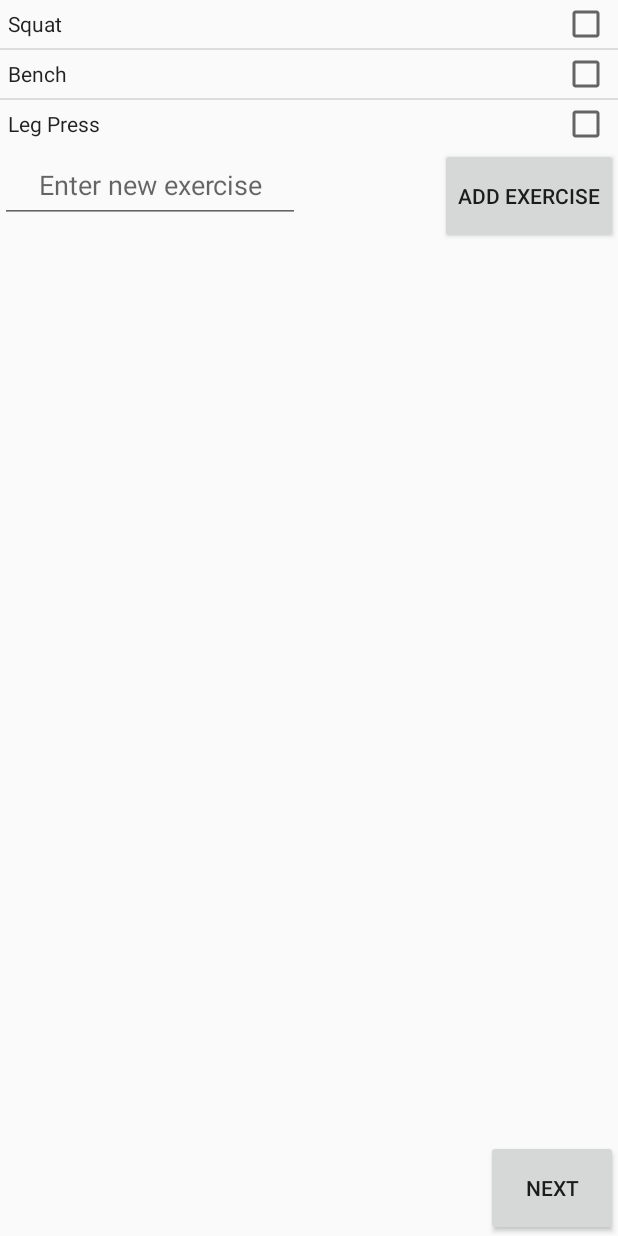
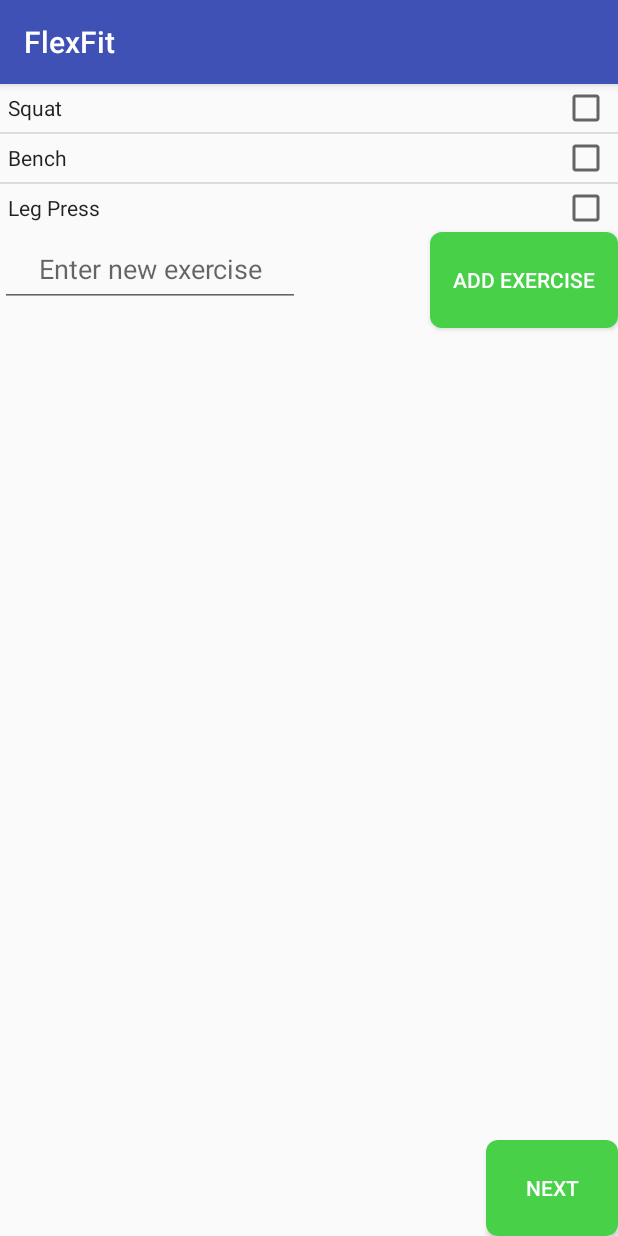
Before and after one commit to usamaahmed/WorkoutApp, an Android app: the ExerciseList screen opened directly, with no data from a screen before it, on a phone screen of 412 x 824 dp. Run offline under Robolectric (Android 15) with nearby library versions, the phone set to English and light mode, and no system bars.

Commit message:
design improvements

```diff
--- /dev/null
+++ b/app/src/main/res/drawable/roundedbutton.xml
@@ -0,0 +1,11 @@
+<?xml version="1.0" encoding="utf-8"?>
+<shape xmlns:android="http://schemas.android.com/apk/res/android"
+    android:shape="rectangle"
+    android:layout_height="25dp"
+    android:layout_width="110dp">
+    <solid android:color="#49d049" />
+    <corners android:bottomRightRadius="8dp"
+        android:bottomLeftRadius="8dp"
+        android:topRightRadius="8dp"
+        android:topLeftRadius="8dp"/>
+</shape>
--- a/app/src/main/res/layout/activity_exercise_list.xml
+++ b/app/src/main/res/layout/activity_exercise_list.xml
@@ -13,7 +13,10 @@
 
     <Button
         android:id="@+id/addExercise"
+        android:background="@drawable/roundedbutton"
         android:layout_width="wrap_content"
+        android:padding="15dp"
+        android:textColor="@color/white"
         android:layout_height="64dp"
         android:text="Add Exercise"
         android:layout_below="@id/exerciseList"
@@ -22,7 +25,10 @@
 
     <Button
         android:layout_width="wrap_content"
+        android:background="@drawable/roundedbutton"
         android:layout_height="64dp"
+        android:padding="15dp"
+        android:textColor="@color/white"
         android:text="NEXT"
         android:id="@+id/startWorkout"
         android:onClick="startWorkout"
--- /dev/null
+++ b/app/src/main/res/layout/activity_splash.xml
@@ -0,0 +1,6 @@
+<?xml version="1.0" encoding="utf-8"?>
+<LinearLayout xmlns:android="http://schemas.android.com/apk/res/android"
+    android:orientation="vertical" android:layout_width="fill_parent"
+    android:layout_height="fill_parent"
+    android:background="@color/green">
+</LinearLayout>
--- a/app/src/main/res/values/colors.xml
+++ b/app/src/main/res/values/colors.xml
@@ -3,4 +3,6 @@
     <color name="colorPrimary">#3F51B5</color>
     <color name="colorPrimaryDark">#303F9F</color>
     <color name="colorAccent">#FF4081</color>
+    <color name="green">#49d049</color>
+    <color name="white">#ffffff</color>
 </resources>
```
Also changed, not shown: app/src/main/AndroidManifest.xml (+11 -10 lines), app/src/main/java/com/example/usamaa/workoutapp/MainActivity.java (+64 -5 lines), app/src/main/java/com/example/usamaa/workoutapp/SplashActivity.java (added, +31 -0 lines), app/src/main/res/layout/action_bar.xml (added, +17 -0 lines), app/src/main/res/layout/activity_main.xml (+10 -5 lines).
